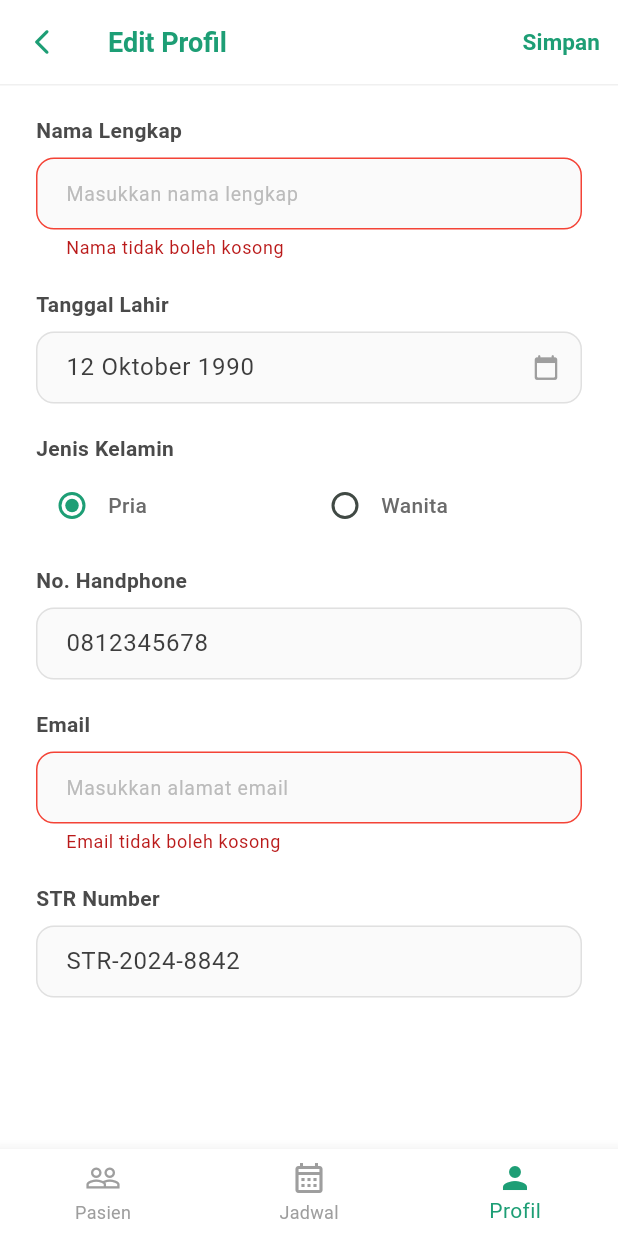
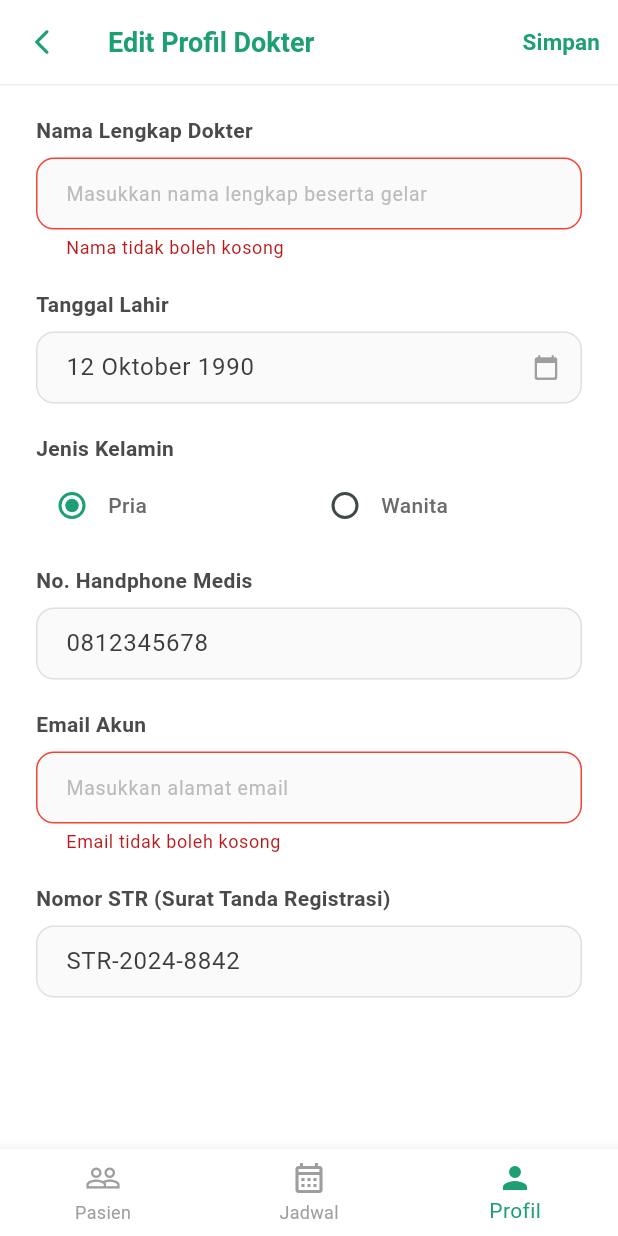
Before and after one commit to ellyciaalvarety/TBCare, a Flutter app: the EditProfilScreen screen opened by its route, after a tap on "Simpan", on a phone screen of 412 x 824 dp. Run offline on Flutter 3.47's test engine with Material 3 defaults, Android fonts, the phone set to English and light mode, and no system bars; our stand-ins replace flutter_bloc, go_router, shared_preferences, sqflite; accounts and stored records are empty.

Commit message:
tambah fitur nakes

```diff
--- a/tbcare/lib/features/dokter/profil/edit_profil_screen.dart
+++ b/tbcare/lib/features/dokter/profil/edit_profil_screen.dart
@@ -3,8 +3,8 @@
 import 'package:flutter/material.dart';
 import 'package:go_router/go_router.dart';
 import 'package:shared_preferences/shared_preferences.dart';
-import 'package:tbcare/app/theme.dart'; // Menggunakan tema global TBCareTheme Anda
-import 'package:tbcare/shared/database/database_helper.dart'; // Import DatabaseHelper Anda
+import 'package:tbcare/app/theme.dart';
+import 'package:tbcare/shared/database/database_helper.dart';
 
 class EditProfilScreen extends StatefulWidget {
   const EditProfilScreen({super.key});
@@ -25,7 +25,9 @@ class _EditProfilScreenState extends State<EditProfilScreen> {
 
   String _selectedGender = 'Pria';
   bool _isLoading = true;
-  String? _doctorId; // Menyimpan ID dokter untuk klausa WHERE saat update
+
+  // Menggunakan userId hasil relasi sebagai acuan klausa WHERE utama
+  int? _userId;
 
   @override
   void initState() {
@@ -33,42 +35,53 @@ class _EditProfilScreenState extends State<EditProfilScreen> {
     _loadCurrentProfile();
   }
 
-  // Memuat data profil terkini dari SQLite
+  // Memuat data profil gabungan dari tabel users & doctors berdasarkan sesi email login
   Future<void> _loadCurrentProfile() async {
     setState(() => _isLoading = true);
     try {
       final prefs = await SharedPreferences.getInstance();
-      _doctorId = prefs.getString('doctor_id');
-      final String? savedEmail = prefs.getString('doctor_email');
+      final String? savedEmail =
+          prefs.getString('email') ?? prefs.getString('doctor_email');
 
+      if (savedEmail != null) {
         final db = await DatabaseHelper().database;
-      List<Map<String, dynamic>> result = [];
+        final cleanEmail = savedEmail.trim().toLowerCase();
 
-      if (_doctorId != null) {
-        result = await db.query(
-          'doctors',
-          where: 'id = ?',
-          whereArgs: [_doctorId],
+        // Query JOIN untuk menarik data kredensial (users) bersama data spesifik medis (doctors)
+        final List<Map<String, dynamic>> result = await db.rawQuery(
+          '''
+          SELECT u.id AS u_id, u.name, u.email, d.no_hp, d.str_number, d.spesialisasi, d.tanggal_lahir, d.jenis_kelamin
+          FROM users u
+          LEFT JOIN doctors d ON u.id = d.userId
+          WHERE LOWER(TRIM(u.email)) = ?
+        ''',
+          [cleanEmail],
         );
-      } else if (savedEmail != null) {
-        result = await db.query(
-          'doctors',
-          where: 'email = ?',
-          whereArgs: [savedEmail],
-        );
-      }
 
         if (result.isNotEmpty) {
           final data = result.first;
-        _doctorId = data['id']?.toString();
-        _nameController.text = data['nama'] ?? '';
-        _birthDateController.text = data['tanggal_lahir'] ?? '';
-        _phoneController.text = data['no_hp'] ?? '';
+          _userId = data['u_id'] as int?;
+          _nameController.text = data['name'] ?? '';
           _emailController.text = data['email'] ?? '';
-        _strController.text = data['str_number'] ?? '';
-        _selectedGender = data['jenis_kelamin'] == 'Wanita' ? 'Wanita' : 'Pria';
-      } else {
-        // Fallback data bawaan jika record belum ada di database
+          _birthDateController.text = data['tanggal_lahir'] == '-'
+              ? ''
+              : (data['tanggal_lahir'] ?? '');
+          _phoneController.text = data['no_hp'] == '-'
+              ? ''
+              : (data['no_hp'] ?? '');
+          _strController.text = data['str_number'] == '-'
+              ? ''
+              : (data['str_number'] ?? '');
+          _selectedGender = data['jenis_kelamin'] == 'Wanita'
+              ? 'Wanita'
+              : 'Pria';
+
+          setState(() {});
+          return;
+        }
+      }
+
+      // Fallback data bawaan jika record tidak ditemukan atau terjadi anomali sesi
       _nameController.text =
           prefs.getString('doctor_name') ?? 'Dr. Budi Santoso';
       _birthDateController.text = '12 Oktober 1990';
@@ -76,9 +89,8 @@ class _EditProfilScreenState extends State<EditProfilScreen> {
       _emailController.text = savedEmail ?? 'dr.budi@tbcare.com';
       _strController.text = 'STR-2024-8842';
       _selectedGender = 'Pria';
-      }
     } catch (e) {
-      debugPrint('Gagal memuat data edit profil: $e');
+      debugPrint('Gagal memuat data edit profil dokter: $e');
     } finally {
       if (mounted) {
         setState(() => _isLoading = false);
@@ -86,7 +98,7 @@ class _EditProfilScreenState extends State<EditProfilScreen> {
     }
   }
 
-  // Menyimpan pembaruan data profil ke dalam SQLite
+  // Menyimpan pembaruan data profil ke dalam tabel 'users' dan 'doctors'
   Future<void> _saveProfile() async {
     if (!_formKey.currentState!.validate()) return;
 
@@ -96,55 +108,62 @@ class _EditProfilScreenState extends State<EditProfilScreen> {
       final db = await DatabaseHelper().database;
       final prefs = await SharedPreferences.getInstance();
 
-      final Map<String, dynamic> updatedData = {
-        'nama': _nameController.text.trim(),
-        'tanggal_lahir': _birthDateController.text.trim(),
-        'no_hp': _phoneController.text.trim(),
-        'email': _emailController.text.trim(),
-        'str_number': _strController.text.trim(),
-        'jenis_kelamin': _selectedGender,
-      };
-
-      int rowsAffected = 0;
-
-      if (_doctorId != null) {
-        rowsAffected = await db.update(
-          'doctors',
-          updatedData,
-          where: 'id = ?',
-          whereArgs: [_doctorId],
-        );
-      } else {
-        // Jika ID belum terdaftar, gunakan email sebagai key alternatif pembantu
-        rowsAffected = await db.update(
-          'doctors',
-          updatedData,
-          where: 'email = ?',
-          whereArgs: [_emailController.text.trim()],
-        );
+      if (_userId == null) {
+        throw Exception('User ID tidak valid. Sesi autentikasi kedaluwarsa.');
       }
 
-      // Ikut perbarui data SharedPreferences agar konsisten di seluruh sesi app
-      await prefs.setString('doctor_name', _nameController.text.trim());
-      await prefs.setString('doctor_email', _emailController.text.trim());
+      final String inputEmail = _emailController.text.trim().toLowerCase();
+      final String inputNama = _nameController.text.trim();
+
+      // Menggunakan mekanisme Transaction agar pembaruan data antar-tabel konsisten dan aman
+      await db.transaction((txn) async {
+        // 1. Perbarui nama dan email di tabel induk 'users'
+        await txn.update(
+          'users',
+          {'name': inputNama, 'email': inputEmail},
+          where: 'id = ?',
+          whereArgs: [_userId],
+        );
+
+        // 2. Perbarui data spesifik dokter di tabel 'doctors'
+        await txn.update(
+          'doctors',
+          {
+            'no_hp': _phoneController.text.trim(),
+            'str_number': _strController.text.trim(),
+            'tanggal_lahir': _birthDateController.text.trim(),
+            'jenis_kelamin': _selectedGender,
+          },
+          where: 'userId = ?',
+          whereArgs: [_userId],
+        );
+      });
+
+      // Sinkronisasi data SharedPreferences agar nama di header utama ikut ter-update tanpa relogin
+      await prefs.setString('doctor_name', inputNama);
+      await prefs.setString('email', inputEmail);
+      await prefs.setString('doctor_email', inputEmail);
 
       if (mounted) {
         ScaffoldMessenger.of(context).showSnackBar(
           const SnackBar(
-            content: Text('Profil berhasil diperbarui'),
+            content: Text('Profil dokter berhasil diperbarui'),
             backgroundColor: TBCareTheme.primary,
+            behavior: SnackBarBehavior.floating,
           ),
         );
-        context
-            .pop(); // Kembali ke halaman ProfilScreen dan memicu refresh otomatis
+        context.pop();
       }
     } catch (e) {
-      debugPrint('Gagal menyimpan perubahan profil: $e');
+      debugPrint('Gagal menyimpan perubahan profil dokter: $e');
       if (mounted) {
         ScaffoldMessenger.of(context).showSnackBar(
-          const SnackBar(
-            content: Text('Terjadi kesalahan saat menyimpan data'),
+          SnackBar(
+            content: Text(
+              'Gagal memperbarui data: ${e.toString().replaceAll('Exception: ', '')}',
+            ),
             backgroundColor: Colors.red,
+            behavior: SnackBarBehavior.floating,
           ),
         );
       }
@@ -182,7 +201,7 @@ class _EditProfilScreenState extends State<EditProfilScreen> {
           onPressed: () => context.pop(),
         ),
         title: const Text(
-          'Edit Profil',
+          'Edit Profil Dokter',
           style: TextStyle(
             color: TBCareTheme.primary,
             fontWeight: FontWeight.w700,
@@ -220,11 +239,13 @@ class _EditProfilScreenState extends State<EditProfilScreen> {
                   vertical: 20,
                 ),
                 children: [
-                  _buildInputLabel('Nama Lengkap'),
+                  _buildInputLabel('Nama Lengkap Dokter'),
                   const SizedBox(height: 8),
                   TextFormField(
                     controller: _nameController,
-                    decoration: _buildInputDecoration('Masukkan nama lengkap'),
+                    decoration: _buildInputDecoration(
+                      'Masukkan nama lengkap beserta gelar',
+                    ),
                     validator: (v) => v == null || v.isEmpty
                         ? 'Nama tidak boleh kosong'
                         : null,
@@ -301,13 +322,13 @@ class _EditProfilScreenState extends State<EditProfilScreen> {
                   ),
                   const SizedBox(height: 16),
 
-                  _buildInputLabel('No. Handphone'),
+                  _buildInputLabel('No. Handphone Medis'),
                   const SizedBox(height: 8),
                   TextFormField(
                     controller: _phoneController,
                     keyboardType: TextInputType.phone,
                     decoration: _buildInputDecoration(
-                      'Masukkan nomor handphone',
+                      'Masukkan nomor handphone aktif',
                     ),
                     validator: (v) => v == null || v.isEmpty
                         ? 'Nomor HP tidak boleh kosong'
@@ -315,26 +336,29 @@ class _EditProfilScreenState extends State<EditProfilScreen> {
                   ),
                   const SizedBox(height: 20),
 
-                  _buildInputLabel('Email'),
+                  _buildInputLabel('Email Akun'),
                   const SizedBox(height: 8),
                   TextFormField(
                     controller: _emailController,
                     keyboardType: TextInputType.emailAddress,
                     decoration: _buildInputDecoration('Masukkan alamat email'),
                     validator: (v) {
-                      if (v == null || v.isEmpty)
+                      if (v == null || v.isEmpty) {
                         return 'Email tidak boleh kosong';
+                      }
                       if (!v.contains('@')) return 'Format email tidak valid';
                       return null;
                     },
                   ),
                   const SizedBox(height: 20),
 
-                  _buildInputLabel('STR Number'),
+                  _buildInputLabel('Nomor STR (Surat Tanda Registrasi)'),
                   const SizedBox(height: 8),
                   TextFormField(
                     controller: _strController,
-                    decoration: _buildInputDecoration('Masukkan nomor STR'),
+                    decoration: _buildInputDecoration(
+                      'Masukkan nomor STR resmi',
+                    ),
                     validator: (v) => v == null || v.isEmpty
                         ? 'Nomor STR tidak boleh kosong'
                         : null,
--- a/tbcare/lib/features/dokter/profil/profil_screen.dart
+++ b/tbcare/lib/features/dokter/profil/profil_screen.dart
@@ -6,7 +6,7 @@ import 'package:shared_preferences/shared_preferences.dart';
 import 'package:tbcare/app/routes.dart';
 import 'package:tbcare/app/theme.dart';
 import 'package:tbcare/shared/widgets/tbcare_app_bar.dart';
-import 'package:tbcare/shared/database/database_helper.dart'; // Import DatabaseHelper Anda
+import 'package:tbcare/shared/database/database_helper.dart';
 
 class ProfilScreen extends StatefulWidget {
   const ProfilScreen({super.key});
@@ -18,7 +18,7 @@ class ProfilScreen extends StatefulWidget {
 class _ProfilScreenState extends State<ProfilScreen> {
   bool _isLoading = true;
 
-  // State Informasi Profil Dokter (dengan fallback data dummy)
+  // State Informasi Profil Dokter
   String _namaDokter = 'Memuat...';
   String _spesialisasi = '-';
   String _tanggalLahir = '-';
@@ -33,47 +33,48 @@ class _ProfilScreenState extends State<ProfilScreen> {
     _loadProfileData();
   }
 
+  // Menarik data dokter secara berkala dari database
   Future<void> _loadProfileData() async {
     setState(() => _isLoading = true);
     try {
       final prefs = await SharedPreferences.getInstance();
+      final String? savedEmail =
+          prefs.getString('email') ?? prefs.getString('doctor_email');
 
-      // Ambil ID dokter atau email yang tersimpan saat login
-      final String? doctorId = prefs.getString('doctor_id');
-      final String? savedEmail = prefs.getString('doctor_email');
+      if (savedEmail != null) {
+        final db = await DatabaseHelper().database;
+        final cleanEmail = savedEmail.trim().toLowerCase();
 
-      final db = await DatabaseHelper().database;
-
-      // Ambil data dari tabel 'doctors' / 'users' di SQLite
-      List<Map<String, dynamic>> result = [];
-
-      if (doctorId != null) {
-        result = await db.query(
-          'doctors',
-          where: 'id = ?',
-          whereArgs: [doctorId],
+        // Menggunakan SQL JOIN untuk mengambil 'name' dari tabel users dan relasi sisa kolom dari tabel doctors
+        final List<Map<String, dynamic>> result = await db.rawQuery(
+          '''
+          SELECT u.name, u.email, d.no_hp, d.str_number, d.spesialisasi, d.tanggal_lahir, d.jenis_kelamin
+          FROM users u
+          LEFT JOIN doctors d ON u.id = d.userId
+          WHERE LOWER(TRIM(u.email)) = ?
+        ''',
+          [cleanEmail],
         );
-      } else if (savedEmail != null) {
-        result = await db.query(
-          'doctors',
-          where: 'email = ?',
-          whereArgs: [savedEmail],
-        );
-      }
 
         if (result.isNotEmpty) {
           final data = result.first;
           setState(() {
-          _namaDokter = data['nama'] ?? 'Dr. Tanpa Nama';
-          _spesialisasi = data['spesialisasi'] ?? 'Dokter Umum';
+            _namaDokter = data['name'] ?? 'Dr. Tanpa Nama';
+            _spesialisasi =
+                (data['spesialisasi'] == null || data['spesialisasi'] == '-')
+                ? 'Dokter Spesialis Paru'
+                : data['spesialisasi'];
             _tanggalLahir = data['tanggal_lahir'] ?? '-';
             _jenisKelamin = data['jenis_kelamin'] ?? '-';
             _noHp = data['no_hp'] ?? '-';
             _email = data['email'] ?? '-';
             _strNumber = data['str_number'] ?? '-';
           });
-      } else {
-        // Fallback jika data di database SQLite belum sinkron, gunakan data dari SharedPreferences atau dummy awal
+          return;
+        }
+      }
+
+      // Fallback cadangan eksternal
       setState(() {
         _namaDokter = prefs.getString('doctor_name') ?? 'Dr. Budi Santoso';
         _spesialisasi = 'Dokter Spesialis Paru';
@@ -83,9 +84,8 @@ class _ProfilScreenState extends State<ProfilScreen> {
         _email = savedEmail ?? 'dr.budi@tbcare.com';
         _strNumber = 'STR-2024-8842';
       });
-      }
     } catch (e) {
-      debugPrint('Gagal memuat data profil dokter: $e');
+      debugPrint('Gagal memuat data profil dokter dari SQLite: $e');
     } finally {
       if (mounted) {
         setState(() => _isLoading = false);
@@ -97,8 +97,7 @@ class _ProfilScreenState extends State<ProfilScreen> {
   Widget build(BuildContext context) {
     return Scaffold(
       backgroundColor: const Color(0xFFF5F7F7),
-      appBar:
-          const TBCareAppBar(), // Menggunakan file tbcare_app_bar.dart[cite: 14]
+      appBar: const TBCareAppBar(),
       body: _isLoading
           ? const Center(
               child: CircularProgressIndicator(color: TBCareTheme.primary),
@@ -109,7 +108,7 @@ class _ProfilScreenState extends State<ProfilScreen> {
                 children: [
                   const SizedBox(height: 20),
 
-                  // Avatar
+                  // Avatar Lingkaran
                   Container(
                     width: 100,
                     height: 100,
@@ -140,7 +139,7 @@ class _ProfilScreenState extends State<ProfilScreen> {
                   ),
                   const SizedBox(height: 24),
 
-                  // Informasi Pribadi
+                  // Card Informasi Pribadi
                   _buildCard(
                     title: 'Informasi Pribadi',
                     children: [
@@ -159,7 +158,7 @@ class _ProfilScreenState extends State<ProfilScreen> {
                   ),
                   const SizedBox(height: 16),
 
-                  // Informasi Akun
+                  // Card Informasi Akun Medis
                   _buildCard(
                     title: 'Informasi Akun',
                     children: [
@@ -185,7 +184,7 @@ class _ProfilScreenState extends State<ProfilScreen> {
                         width: double.infinity,
                         child: ElevatedButton(
                           onPressed: () async {
-                            // Menunggu kembalinya dari halaman edit, jika ada pembaruan data, refresh screen
+                            // Menunggu pemicu edit selesai, lalu memuat ulang data terbaru
                             await context.push(Routes.profilMedisEdit);
                             _loadProfileData();
                           },
@@ -211,7 +210,7 @@ class _ProfilScreenState extends State<ProfilScreen> {
                   ),
                   const SizedBox(height: 16),
 
-                  // Logout
+                  // Tombol Keluar Sistem
                   SizedBox(
                     width: double.infinity,
                     child: OutlinedButton.icon(
@@ -321,7 +320,9 @@ class _ProfilScreenState extends State<ProfilScreen> {
       builder: (ctx) => AlertDialog(
         shape: RoundedRectangleBorder(borderRadius: BorderRadius.circular(16)),
         title: const Text('Konfirmasi Logout'),
-        content: const Text('Apakah Anda yakin ingin keluar?'),
+        content: const Text(
+          'Apakah Anda yakin ingin keluar dari aplikasi TBCare?',
+        ),
         actions: [
           TextButton(
             onPressed: () => Navigator.of(ctx).pop(),
@@ -331,9 +332,10 @@ class _ProfilScreenState extends State<ProfilScreen> {
             onPressed: () async {
               Navigator.of(ctx).pop();
               final prefs = await SharedPreferences.getInstance();
-              await prefs.clear(); // Bersihkan session[cite: 14]
-              if (context.mounted)
-                context.go(Routes.login); // Redirect ke login[cite: 14]
+              await prefs.clear();
+              if (context.mounted) {
+                context.go(Routes.login);
+              }
             },
             style: TextButton.styleFrom(foregroundColor: Colors.red),
             child: const Text('Logout'),
```
Also changed, not shown: tbcare/lib/features/auth/screens/register_screen.dart (+73 -17 lines), tbcare/lib/features/dokter/jadwal/jadwal_screen.dart (+12 -4 lines). Lines whose indentation alone changed are shown as unchanged.
